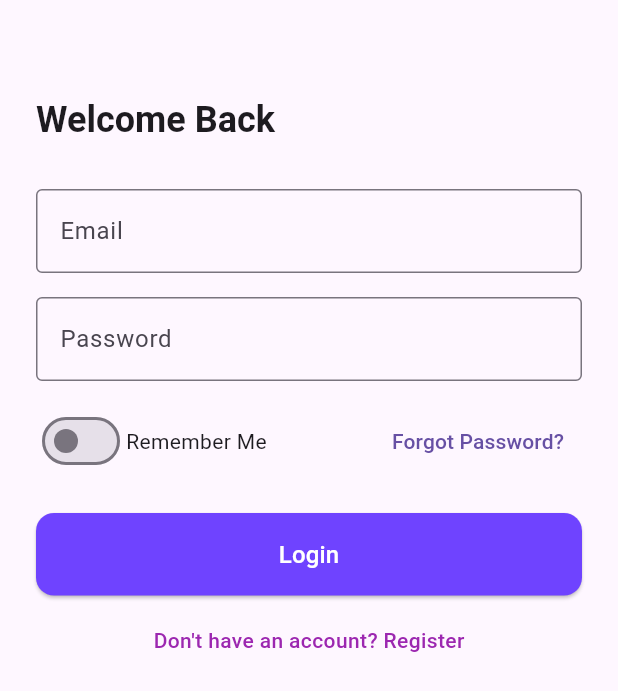
After one commit to irajz/EXPENZ_TRACKER, a Flutter app: the AuthScreen screen opened by its route, on a phone screen of 412 x 824 dp. The commit adds this screen. Shown: the top 691 px of the screen. Run offline on Flutter 3.47's test engine with Material 3 defaults, Android fonts, the phone set to English and light mode, and no system bars; our stand-ins replace go_router.

Commit message:
created the auth screen ui.

```diff
--- a/frontend/lib/main.dart
+++ b/frontend/lib/main.dart
@@ -1,5 +1,7 @@
 import 'package:flutter/material.dart';
+import 'package:frontend/providers/auth_provider.dart';
 import 'package:frontend/providers/onboarding_provider.dart';
+import 'package:frontend/screens/auth_screen.dart';
 import 'package:frontend/screens/onboarding_screen.dart';
 import 'package:frontend/screens/splash_screen.dart';
 // import 'package:frontend/screens/splash_screen.dart';
@@ -11,6 +13,7 @@ void main() {
     MultiProvider(
       providers: [
         ChangeNotifierProvider(create: (_) => OnboardingProvider()),
+        ChangeNotifierProvider(create: (_) => AuthProvider()),
       ],
       child: const MyApp(),
     ),
@@ -32,7 +35,16 @@ class MyApp extends StatelessWidget {
         GoRoute(
           path: '/onboarding',
           builder: (context, state) => OnboardingScreen(),
-        )
+        ),
+        GoRoute(
+            path: '/auth',
+            builder: (context, state) {
+              return AuthScreen(
+                mode: state.uri.queryParameters['mode'] == 'register'
+                    ? FormMode.register
+                    : FormMode.login,
+              );
+            }),
         // Add other routes later
       ],
     );
--- /dev/null
+++ b/frontend/lib/providers/auth_provider.dart
@@ -0,0 +1,43 @@
+import 'package:flutter/material.dart';
+
+class AuthProvider extends ChangeNotifier {
+  bool isLoading = false;
+  bool isAuthenticated = false;
+
+  Future<void> register(String name, String email, String password) async {
+    isLoading = true;
+    notifyListeners();
+
+    try {
+      // TODO: Call your backend register API
+      await Future.delayed(const Duration(seconds: 2)); // mock delay
+      isAuthenticated = true;
+    } catch (e) {
+      debugPrint('Register error: $e');
+    }
+
+    isLoading = false;
+    notifyListeners();
+  }
+
+  Future<void> login(String email, String password) async {
+    isLoading = true;
+    notifyListeners();
+
+    try {
+      // TODO: Call your backend login API
+      await Future.delayed(const Duration(seconds: 2)); // mock delay
+      isAuthenticated = true;
+    } catch (e) {
+      debugPrint('Login error: $e');
+    }
+
+    isLoading = false;
+    notifyListeners();
+  }
+
+  void logout() {
+    isAuthenticated = false;
+    notifyListeners();
+  }
+}
--- /dev/null
+++ b/frontend/lib/screens/auth_screen.dart
@@ -0,0 +1,201 @@
+import 'package:flutter/material.dart';
+import 'package:go_router/go_router.dart';
+import 'package:provider/provider.dart';
+import '../../providers/auth_provider.dart';
+
+enum FormMode { login, register }
+
+class AuthScreen extends StatefulWidget {
+  final FormMode mode;
+  const AuthScreen({super.key, required this.mode});
+
+  @override
+  State<AuthScreen> createState() => _AuthScreenState();
+}
+
+class _AuthScreenState extends State<AuthScreen> {
+  final _formKey = GlobalKey<FormState>();
+  final _nameController = TextEditingController();
+  final _emailController = TextEditingController();
+  final _passwordController = TextEditingController();
+  final _confirmPasswordController = TextEditingController();
+  bool rememberMe = false;
+
+  @override
+  void dispose() {
+    _nameController.dispose();
+    _emailController.dispose();
+    _passwordController.dispose();
+    _confirmPasswordController.dispose();
+    super.dispose();
+  }
+
+  void _submit() {
+    if (_formKey.currentState!.validate()) {
+      if (widget.mode == FormMode.register) {
+        context.read<AuthProvider>().register(
+              _nameController.text.trim(),
+              _emailController.text.trim(),
+              _passwordController.text.trim(),
+            );
+      } else {
+        context.read<AuthProvider>().login(
+              _emailController.text.trim(),
+              _passwordController.text.trim(),
+            );
+      }
+    }
+  }
+
+  @override
+  Widget build(BuildContext context) {
+    final isRegister = widget.mode == FormMode.register;
+    final authProvider = context.watch<AuthProvider>();
+
+    return Scaffold(
+      body: SafeArea(
+        child: SingleChildScrollView(
+          padding: const EdgeInsets.all(24),
+          child: Form(
+            key: _formKey,
+            child: Column(
+              crossAxisAlignment: CrossAxisAlignment.start,
+              children: [
+                const SizedBox(height: 40),
+                Text(
+                  isRegister ? 'Enter your Personal Details' : 'Welcome Back',
+                  style: Theme.of(context).textTheme.headlineSmall?.copyWith(
+                        fontWeight: FontWeight.bold,
+                      ),
+                ),
+                const SizedBox(height: 30),
+
+                // Name (only for register)
+                if (isRegister) ...[
+                  TextFormField(
+                    controller: _nameController,
+                    decoration: const InputDecoration(
+                      labelText: 'Name',
+                      border: OutlineInputBorder(),
+                    ),
+                    validator: (v) =>
+                        v!.isEmpty ? 'Please enter your name' : null,
+                  ),
+                  const SizedBox(height: 16),
+                ],
+
+                // Email
+                TextFormField(
+                  controller: _emailController,
+                  decoration: const InputDecoration(
+                    labelText: 'Email',
+                    border: OutlineInputBorder(),
+                  ),
+                  keyboardType: TextInputType.emailAddress,
+                  validator: (v) =>
+                      v!.isEmpty ? 'Please enter your email' : null,
+                ),
+                const SizedBox(height: 16),
+
+                // Password
+                TextFormField(
+                  controller: _passwordController,
+                  decoration: const InputDecoration(
+                    labelText: 'Password',
+                    border: OutlineInputBorder(),
+                  ),
+                  obscureText: true,
+                  validator: (v) => v!.length < 6 ? 'Password too short' : null,
+                ),
+                const SizedBox(height: 16),
+
+                // Confirm password (only for register)
+                if (isRegister) ...[
+                  TextFormField(
+                    controller: _confirmPasswordController,
+                    decoration: const InputDecoration(
+                      labelText: 'Confirm Password',
+                      border: OutlineInputBorder(),
+                    ),
+                    obscureText: true,
+                    validator: (v) => v != _passwordController.text
+                        ? 'Passwords do not match'
+                        : null,
+                  ),
+                  const SizedBox(height: 16),
+                ],
+
+                // Remember Me
+                Row(
+                  mainAxisAlignment: MainAxisAlignment.spaceBetween,
+                  children: [
+                    Row(
+                      children: [
+                        Switch(
+                          value: rememberMe,
+                          onChanged: (v) => setState(() => rememberMe = v),
+                          activeColor: const Color(0xFF6F43FF),
+                        ),
+                        const Text('Remember Me'),
+                      ],
+                    ),
+                    if (!isRegister)
+                      TextButton(
+                        onPressed: () {
+                          context.go('location');
+                        },
+                        child: const Text('Forgot Password?'),
+                      ),
+                  ],
+                ),
+                const SizedBox(height: 24),
+
+                // Submit button
+                SizedBox(
+                  width: double.infinity,
+                  child: ElevatedButton(
+                    onPressed: authProvider.isLoading ? null : _submit,
+                    style: ElevatedButton.styleFrom(
+                      backgroundColor: Color(0xFF6F43FF),
+                      padding: const EdgeInsets.symmetric(vertical: 16),
+                      shape: RoundedRectangleBorder(
+                        borderRadius: BorderRadius.circular(12),
+                      ),
+                    ),
+                    child: Text(
+                      authProvider.isLoading
+                          ? 'Please wait...'
+                          : (isRegister ? 'Register' : 'Login'),
+                      style: const TextStyle(fontSize: 16, color: Colors.white),
+                    ),
+                  ),
+                ),
+
+                const SizedBox(height: 20),
+
+                // Switch between login/register
+                Center(
+                  child: GestureDetector(
+                    onTap: () {
+                      context.go(
+                          '/auth?mode=${isRegister ? 'login' : 'register'}');
+                    },
+                    child: Text(
+                      isRegister
+                          ? 'Already have an account? Login'
+                          : 'Don\'t have an account? Register',
+                      style: const TextStyle(
+                        color: Colors.purple,
+                        fontWeight: FontWeight.w500,
+                      ),
+                    ),
+                  ),
+                ),
+              ],
+            ),
+          ),
+        ),
+      ),
+    );
+  }
+}
--- a/frontend/lib/screens/onboarding_screen.dart
+++ b/frontend/lib/screens/onboarding_screen.dart
@@ -1,4 +1,5 @@
 import 'package:flutter/material.dart';
+import 'package:go_router/go_router.dart';
 import 'package:provider/provider.dart';
 
 import '../providers/onboarding_provider.dart';
@@ -70,22 +71,22 @@ class OnboardingScreen extends StatelessWidget {
                             curve: Curves.easeInOut,
                           );
                         } else {
-                          // TODO: Navigate to next screen (login/dashboard)
+                          context.go('/auth?mode=login');
                         }
                       },
+                      style: ElevatedButton.styleFrom(
+                        minimumSize: Size(double.infinity, 48),
+                        backgroundColor: Color(0xFF6F43FF),
+                        shape: RoundedRectangleBorder(
+                          borderRadius: BorderRadius.circular(24),
+                        ),
+                      ),
                       child: Text(
                         provider.currentPage < pages.length - 1
                             ? 'Next'
                             : 'Get Started',
                         style: TextStyle(
                           color: Colors.white,
-                        ),
-                      ),
-                      style: ElevatedButton.styleFrom(
-                        minimumSize: Size(double.infinity, 48),
-                        backgroundColor: Color(0xFF6F43FF),
-                        shape: RoundedRectangleBorder(
-                          borderRadius: BorderRadius.circular(24),
                         ),
                       ),
                     ),
```
